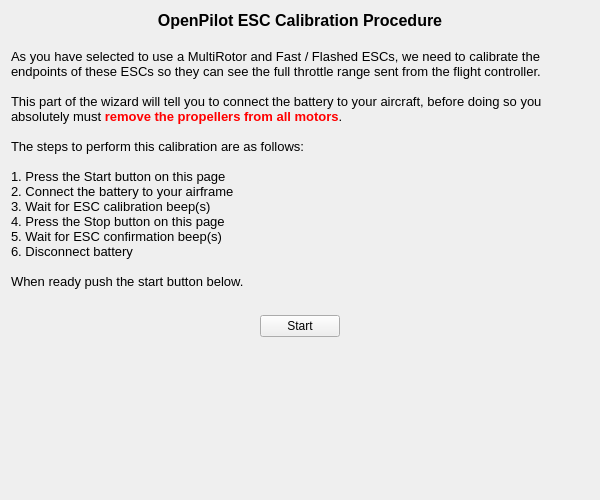
openpilot/OpenPilot, file ground/openpilotgcs/src/plugins/setupwizard/pages/esccalibrationpage.ui: the form before one commit.
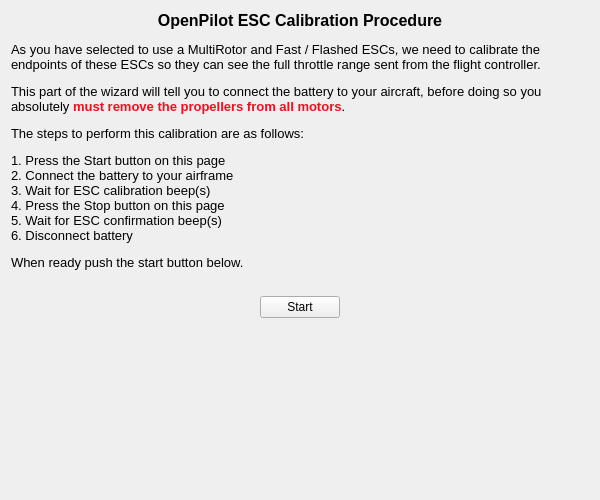
The form after the commit.

Commit message: OP-1512 Simplified HTML text

```diff
--- a/ground/openpilotgcs/src/plugins/setupwizard/pages/esccalibrationpage.ui
+++ b/ground/openpilotgcs/src/plugins/setupwizard/pages/esccalibrationpage.ui
@@ -17,26 +17,7 @@
    <item>
     <widget class="QLabel" name="label">
      <property name="text">
-      <string>&lt;!DOCTYPE HTML PUBLIC &quot;-//W3C//DTD HTML 4.0//EN&quot; &quot;http://www.w3.org/TR/REC-html40/strict.dtd&quot;&gt;
-&lt;html&gt;&lt;head&gt;&lt;meta name=&quot;qrichtext&quot; content=&quot;1&quot; /&gt;&lt;style type=&quot;text/css&quot;&gt;
-p, li { white-space: pre-wrap; }
-&lt;/style&gt;&lt;/head&gt;&lt;body style=&quot; font-family:'Ubuntu'; font-size:11pt; font-weight:400; font-style:normal;&quot;&gt;
-&lt;p align=&quot;center&quot; style=&quot; margin-top:0px; margin-bottom:0px; margin-left:0px; margin-right:0px; -qt-block-indent:0; text-indent:0px;&quot;&gt;&lt;span style=&quot; font-family:'MS Shell Dlg 2'; font-size:12pt; font-weight:600;&quot;&gt;OpenPilot ESC Calibration Procedure&lt;/span&gt;&lt;/p&gt;
-&lt;p style=&quot;-qt-paragraph-type:empty; margin-top:0px; margin-bottom:0px; margin-left:0px; margin-right:0px; -qt-block-indent:0; text-indent:0px; font-family:'MS Shell Dlg 2'; font-size:12pt; font-weight:600;&quot;&gt;&lt;br /&gt;&lt;/p&gt;
-&lt;p style=&quot; margin-top:0px; margin-bottom:0px; margin-left:0px; margin-right:0px; -qt-block-indent:0; text-indent:0px;&quot;&gt;&lt;span style=&quot; font-family:'MS Shell Dlg 2'; font-size:10pt;&quot;&gt;As you have selected to use a MultiRotor and Fast / Flashed ESCs, we need to calibrate the endpoints of these ESCs so they can see the full throttle range sent from the flight controller.  &lt;/span&gt;&lt;/p&gt;
-&lt;p style=&quot;-qt-paragraph-type:empty; margin-top:0px; margin-bottom:0px; margin-left:0px; margin-right:0px; -qt-block-indent:0; text-indent:0px; font-family:'MS Shell Dlg 2'; font-size:10pt;&quot;&gt;&lt;br /&gt;&lt;/p&gt;
-&lt;p style=&quot; margin-top:0px; margin-bottom:0px; margin-left:0px; margin-right:0px; -qt-block-indent:0; text-indent:0px;&quot;&gt;&lt;span style=&quot; font-family:'MS Shell Dlg 2'; font-size:10pt;&quot;&gt;This part of the wizard will tell you to connect the battery to your aircraft, before doing so you &lt;/span&gt;&lt;span style=&quot; font-family:'MS Shell Dlg 2,sans-serif'; font-size:10pt;&quot;&gt;absolutely must &lt;/span&gt;&lt;span style=&quot; font-family:'MS Shell Dlg 2,sans-serif'; font-size:10pt; font-weight:600; color:#ff0000;&quot;&gt;remove the propellers from all motors&lt;/span&gt;&lt;span style=&quot; font-family:'MS Shell Dlg 2,sans-serif'; font-size:10pt;&quot;&gt;.&lt;/span&gt;&lt;span style=&quot; font-family:'MS Shell Dlg 2'; font-size:8pt;&quot;&gt; &lt;/span&gt;&lt;/p&gt;
-&lt;p style=&quot;-qt-paragraph-type:empty; margin-top:0px; margin-bottom:0px; margin-left:0px; margin-right:0px; -qt-block-indent:0; text-indent:0px; font-family:'MS Shell Dlg 2'; font-size:10pt;&quot;&gt;&lt;br /&gt;&lt;/p&gt;
-&lt;p style=&quot; margin-top:0px; margin-bottom:0px; margin-left:0px; margin-right:0px; -qt-block-indent:0; text-indent:0px;&quot;&gt;&lt;span style=&quot; font-family:'MS Shell Dlg 2'; font-size:10pt;&quot;&gt;The steps to perform this calibration are as follows:&lt;/span&gt;&lt;/p&gt;
-&lt;p style=&quot;-qt-paragraph-type:empty; margin-top:0px; margin-bottom:0px; margin-left:0px; margin-right:0px; -qt-block-indent:0; text-indent:0px; font-family:'MS Shell Dlg 2'; font-size:10pt;&quot;&gt;&lt;br /&gt;&lt;/p&gt;
-&lt;p style=&quot; margin-top:0px; margin-bottom:0px; margin-left:0px; margin-right:0px; -qt-block-indent:0; text-indent:0px;&quot;&gt;&lt;span style=&quot; font-family:'MS Shell Dlg 2'; font-size:10pt;&quot;&gt;1. Press the Start button on this page &lt;/span&gt;&lt;/p&gt;
-&lt;p style=&quot; margin-top:0px; margin-bottom:0px; margin-left:0px; margin-right:0px; -qt-block-indent:0; text-indent:0px;&quot;&gt;&lt;span style=&quot; font-family:'MS Shell Dlg 2'; font-size:10pt;&quot;&gt;2. Connect the battery to your airframe&lt;/span&gt;&lt;/p&gt;
-&lt;p style=&quot; margin-top:0px; margin-bottom:0px; margin-left:0px; margin-right:0px; -qt-block-indent:0; text-indent:0px;&quot;&gt;&lt;span style=&quot; font-family:'MS Shell Dlg 2'; font-size:10pt;&quot;&gt;3. Wait for ESC calibration beep(s)&lt;/span&gt;&lt;/p&gt;
-&lt;p style=&quot; margin-top:0px; margin-bottom:0px; margin-left:0px; margin-right:0px; -qt-block-indent:0; text-indent:0px;&quot;&gt;&lt;span style=&quot; font-family:'MS Shell Dlg 2'; font-size:10pt;&quot;&gt;4. Press the Stop button on this page&lt;/span&gt;&lt;/p&gt;
-&lt;p style=&quot; margin-top:0px; margin-bottom:0px; margin-left:0px; margin-right:0px; -qt-block-indent:0; text-indent:0px;&quot;&gt;&lt;span style=&quot; font-family:'MS Shell Dlg 2'; font-size:10pt;&quot;&gt;5. Wait for ESC confirmation beep(s)&lt;/span&gt;&lt;/p&gt;
-&lt;p style=&quot; margin-top:0px; margin-bottom:0px; margin-left:0px; margin-right:0px; -qt-block-indent:0; text-indent:0px;&quot;&gt;&lt;span style=&quot; font-family:'MS Shell Dlg 2'; font-size:10pt;&quot;&gt;6. Disconnect battery&lt;/span&gt;&lt;/p&gt;
-&lt;p style=&quot;-qt-paragraph-type:empty; margin-top:0px; margin-bottom:0px; margin-left:0px; margin-right:0px; -qt-block-indent:0; text-indent:0px; font-family:'MS Shell Dlg 2'; font-size:10pt;&quot;&gt;&lt;br /&gt;&lt;/p&gt;
-&lt;p style=&quot; margin-top:0px; margin-bottom:0px; margin-left:0px; margin-right:0px; -qt-block-indent:0; text-indent:0px;&quot;&gt;&lt;span style=&quot; font-family:'MS Shell Dlg 2'; font-size:10pt;&quot;&gt;When ready push the start button below.&lt;/span&gt;&lt;/p&gt;&lt;/body&gt;&lt;/html&gt;</string>
+      <string>&lt;html&gt;&lt;head/&gt;&lt;body&gt;&lt;p align=&quot;center&quot;&gt;&lt;span style=&quot; font-size:12pt; font-weight:600;&quot;&gt;OpenPilot ESC Calibration Procedure&lt;/span&gt;&lt;/p&gt;&lt;p&gt;&lt;span style=&quot; font-size:10pt;&quot;&gt;As you have selected to use a MultiRotor and Fast / Flashed ESCs, we need to calibrate the endpoints of these ESCs so they can see the full throttle range sent from the flight controller. &lt;/span&gt;&lt;/p&gt;&lt;p&gt;&lt;span style=&quot; font-size:10pt;&quot;&gt;This part of the wizard will tell you to connect the battery to your aircraft, before doing so you absolutely &lt;/span&gt;&lt;span style=&quot; font-size:10pt; font-weight:600; color:#f30f1d;&quot;&gt;must remove the propellers from all motors&lt;/span&gt;&lt;span style=&quot; font-size:10pt;&quot;&gt;. &lt;/span&gt;&lt;/p&gt;&lt;p&gt;&lt;span style=&quot; font-size:10pt;&quot;&gt;The steps to perform this calibration are as follows:&lt;/span&gt;&lt;/p&gt;&lt;p&gt;&lt;span style=&quot; font-size:10pt;&quot;&gt;1. Press the Start button on this page &lt;br/&gt;2. Connect the battery to your airframe&lt;br/&gt;3. Wait for ESC calibration beep(s)&lt;br/&gt;4. Press the Stop button on this page&lt;br/&gt;5. Wait for ESC confirmation beep(s)&lt;br/&gt;6. Disconnect battery&lt;/span&gt;&lt;/p&gt;&lt;p&gt;&lt;span style=&quot; font-size:10pt;&quot;&gt;When ready push the start button below.&lt;/span&gt;&lt;/p&gt;&lt;/body&gt;&lt;/html&gt;</string>
      </property>
      <property name="alignment">
       <set>Qt::AlignLeading|Qt::AlignLeft|Qt::AlignTop</set>
```
